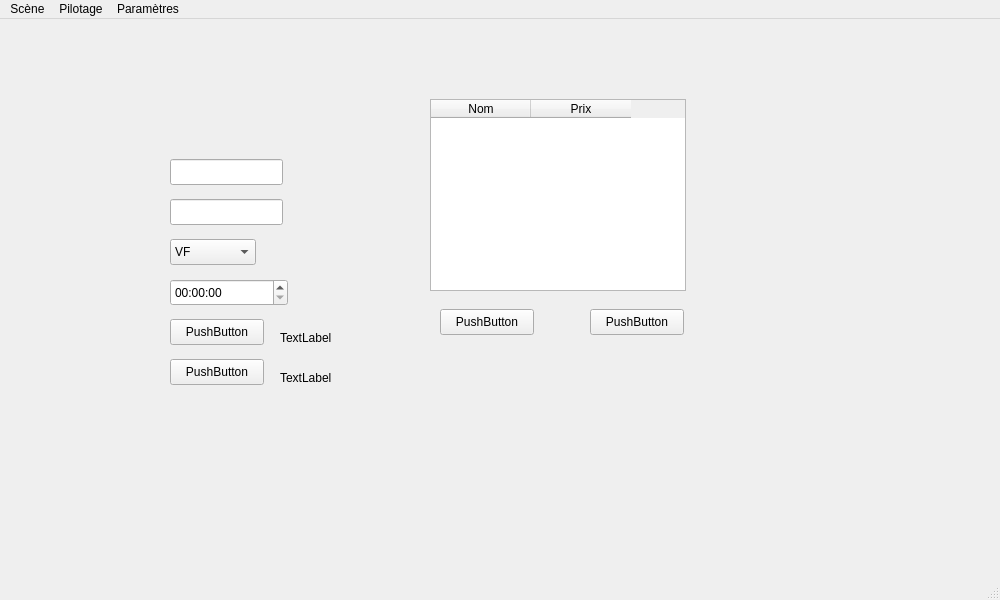
Above: mainwindow.ui from clementgvs/Cineginsa before the change. Below: the same form after it.
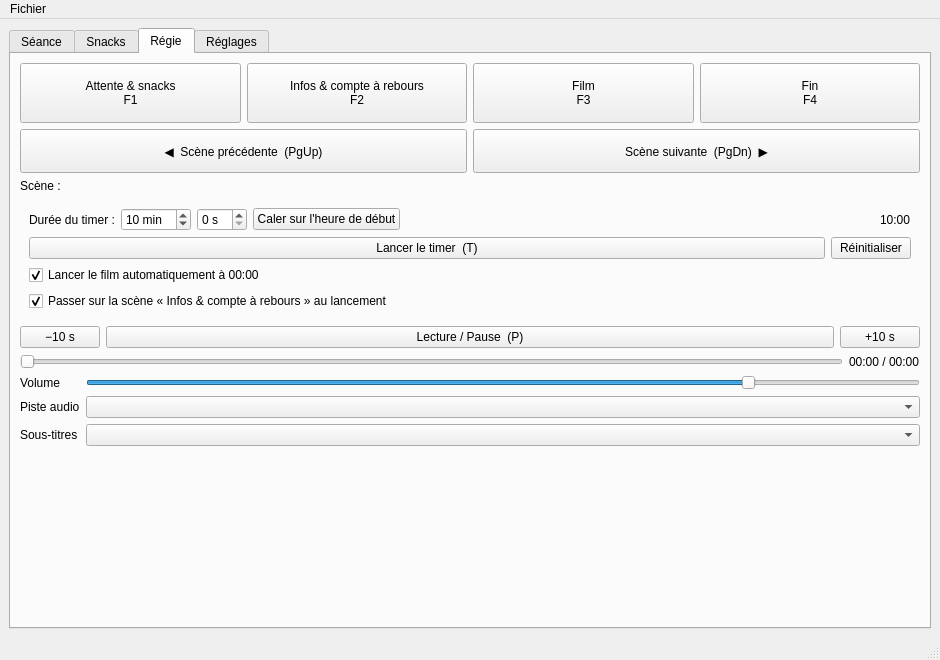
That is the form after the change.

```diff
--- a/mainwindow.ui
+++ b/mainwindow.ui
@@ -6,195 +6,613 @@
    <rect>
     <x>0</x>
     <y>0</y>
-    <width>1000</width>
-    <height>600</height>
+    <width>940</width>
+    <height>660</height>
    </rect>
   </property>
   <property name="windowTitle">
    <string>MainWindow</string>
   </property>
   <widget class="QWidget" name="centralwidget">
-   <widget class="QLineEdit" name="titleEdit">
-    <property name="geometry">
-     <rect>
-      <x>170</x>
-      <y>140</y>
-      <width>113</width>
-      <height>26</height>
-     </rect>
-    </property>
-   </widget>
-   <widget class="QLineEdit" name="durationEdit">
-    <property name="geometry">
-     <rect>
-      <x>170</x>
-      <y>180</y>
-      <width>113</width>
-      <height>26</height>
-     </rect>
-    </property>
-   </widget>
-   <widget class="QComboBox" name="langCombo">
-    <property name="geometry">
-     <rect>
-      <x>170</x>
-      <y>220</y>
-      <width>86</width>
-      <height>26</height>
-     </rect>
-    </property>
+   <layout class="QVBoxLayout" name="layoutPrincipal">
     <item>
-     <property name="text">
-      <string>VF</string>
-     </property>
+     <widget class="QTabWidget" name="onglets">
+      <property name="currentIndex">
+       <number>2</number>
+      </property>
+
+      <!-- ===================== ONGLET SÉANCE ===================== -->
+      <widget class="QWidget" name="tabSeance">
+       <attribute name="title">
+        <string>Séance</string>
+       </attribute>
+       <layout class="QFormLayout" name="formSeance">
+        <item row="0" column="0">
+         <widget class="QLabel" name="lblTitre">
+          <property name="text">
+           <string>Titre</string>
+          </property>
+         </widget>
+        </item>
+        <item row="0" column="1">
+         <widget class="QLineEdit" name="editTitre">
+          <property name="placeholderText">
+           <string>Titre du film</string>
+          </property>
+         </widget>
+        </item>
+        <item row="1" column="0">
+         <widget class="QLabel" name="lblDuree">
+          <property name="text">
+           <string>Durée</string>
+          </property>
+         </widget>
+        </item>
+        <item row="1" column="1">
+         <widget class="QLineEdit" name="editDuree">
+          <property name="placeholderText">
+           <string>ex : 2h 15min</string>
+          </property>
+         </widget>
+        </item>
+        <item row="2" column="0">
+         <widget class="QLabel" name="lblLangue">
+          <property name="text">
+           <string>Langue</string>
+          </property>
+         </widget>
+        </item>
+        <item row="2" column="1">
+         <widget class="QComboBox" name="comboLangue">
+          <item>
+           <property name="text">
+            <string>VF</string>
+           </property>
+          </item>
+          <item>
+           <property name="text">
+            <string>VOST FR</string>
+           </property>
+          </item>
+         </widget>
+        </item>
+        <item row="3" column="0">
+         <widget class="QLabel" name="lblDebut">
+          <property name="text">
+           <string>Heure de début</string>
+          </property>
+         </widget>
+        </item>
+        <item row="3" column="1">
+         <widget class="QTimeEdit" name="timeDebut">
+          <property name="displayFormat">
+           <string>HH:mm</string>
+          </property>
+          <property name="time">
+           <time>
+            <hour>20</hour>
+            <minute>30</minute>
+            <second>0</second>
+           </time>
+          </property>
+         </widget>
+        </item>
+        <item row="4" column="0">
+         <widget class="QLabel" name="lblMessage">
+          <property name="text">
+           <string>Message (scène Infos)</string>
+          </property>
+         </widget>
+        </item>
+        <item row="4" column="1">
+         <widget class="QLineEdit" name="editMessage">
+          <property name="text">
+           <string>Merci d'éteindre vos téléphones</string>
+          </property>
+         </widget>
+        </item>
+        <item row="5" column="0">
+         <widget class="QLabel" name="lblAffiche">
+          <property name="text">
+           <string>Affiche</string>
+          </property>
+         </widget>
+        </item>
+        <item row="5" column="1">
+         <layout class="QHBoxLayout" name="ligneAffiche" stretch="0,1">
+          <item>
+           <widget class="QPushButton" name="btnAffiche">
+            <property name="text">
+             <string>Choisir l'affiche…</string>
+            </property>
+           </widget>
+          </item>
+          <item>
+           <widget class="QLabel" name="labelAffiche">
+            <property name="text">
+             <string>(aucune)</string>
+            </property>
+           </widget>
+          </item>
+         </layout>
+        </item>
+        <item row="6" column="0">
+         <widget class="QLabel" name="lblLogo">
+          <property name="text">
+           <string>Logo (en haut à droite)</string>
+          </property>
+         </widget>
+        </item>
+        <item row="6" column="1">
+         <layout class="QHBoxLayout" name="ligneLogo" stretch="0,1">
+          <item>
+           <widget class="QPushButton" name="btnLogo">
+            <property name="text">
+             <string>Choisir le logo…</string>
+            </property>
+           </widget>
+          </item>
+          <item>
+           <widget class="QLabel" name="labelLogo">
+            <property name="text">
+             <string>(aucun)</string>
+            </property>
+           </widget>
+          </item>
+         </layout>
+        </item>
+        <item row="7" column="0">
+         <widget class="QLabel" name="lblFilm">
+          <property name="text">
+           <string>Film</string>
+          </property>
+         </widget>
+        </item>
+        <item row="7" column="1">
+         <layout class="QHBoxLayout" name="ligneFilm" stretch="0,1">
+          <item>
+           <widget class="QPushButton" name="btnFilm">
+            <property name="text">
+             <string>Choisir le film…</string>
+            </property>
+           </widget>
+          </item>
+          <item>
+           <widget class="QLabel" name="labelFilm">
+            <property name="text">
+             <string>(aucun)</string>
+            </property>
+           </widget>
+          </item>
+         </layout>
+        </item>
+       </layout>
+      </widget>
+
+      <!-- ===================== ONGLET SNACKS ===================== -->
+      <widget class="QWidget" name="tabSnacks">
+       <attribute name="title">
+        <string>Snacks</string>
+       </attribute>
+       <layout class="QVBoxLayout" name="layoutSnacks" stretch="1,0">
+        <item>
+         <widget class="QTableWidget" name="tableSnacks">
+          <property name="selectionBehavior">
+           <enum>QAbstractItemView::SelectRows</enum>
+          </property>
+          <column>
+           <property name="text">
+            <string>Nom</string>
+           </property>
+          </column>
+          <column>
+           <property name="text">
+            <string>Prix</string>
+           </property>
+          </column>
+          <column>
+           <property name="text">
+            <string>Image</string>
+           </property>
+          </column>
+         </widget>
+        </item>
+        <item>
+         <layout class="QHBoxLayout" name="boutonsSnacks">
+          <item>
+           <widget class="QPushButton" name="btnAjout">
+            <property name="text">
+             <string>Ajouter</string>
+            </property>
+           </widget>
+          </item>
+          <item>
+           <widget class="QPushButton" name="btnSuppr">
+            <property name="text">
+             <string>Supprimer</string>
+            </property>
+           </widget>
+          </item>
+          <item>
+           <spacer name="spacerSnacks">
+            <property name="orientation">
+             <enum>Qt::Horizontal</enum>
+            </property>
+            <property name="sizeHint" stdset="0">
+             <size>
+              <width>40</width>
+              <height>20</height>
+             </size>
+            </property>
+           </spacer>
+          </item>
+         </layout>
+        </item>
+       </layout>
+      </widget>
+
+      <!-- ===================== ONGLET RÉGIE ===================== -->
+      <widget class="QWidget" name="tabRegie">
+       <attribute name="title">
+        <string>Régie</string>
+       </attribute>
+       <layout class="QVBoxLayout" name="layoutRegie">
+        <item>
+         <layout class="QGridLayout" name="grilleScenes">
+          <item row="0" column="0">
+           <widget class="QPushButton" name="btnSceneAttente">
+            <property name="minimumSize">
+             <size>
+              <width>0</width>
+              <height>60</height>
+             </size>
+            </property>
+            <property name="text">
+             <string>Attente &amp;&amp; snacks&#10;F1</string>
+            </property>
+            <property name="checkable">
+             <bool>true</bool>
+            </property>
+           </widget>
+          </item>
+          <item row="0" column="1">
+           <widget class="QPushButton" name="btnSceneTimer">
+            <property name="minimumSize">
+             <size>
+              <width>0</width>
+              <height>60</height>
+             </size>
+            </property>
+            <property name="text">
+             <string>Infos &amp;&amp; compte à rebours&#10;F2</string>
+            </property>
+            <property name="checkable">
+             <bool>true</bool>
+            </property>
+           </widget>
+          </item>
+          <item row="0" column="2">
+           <widget class="QPushButton" name="btnSceneFilm">
+            <property name="minimumSize">
+             <size>
+              <width>0</width>
+              <height>60</height>
+             </size>
+            </property>
+            <property name="text">
+             <string>Film&#10;F3</string>
+            </property>
+            <property name="checkable">
+             <bool>true</bool>
+            </property>
+           </widget>
+          </item>
+          <item row="0" column="3">
+           <widget class="QPushButton" name="btnSceneFin">
+            <property name="minimumSize">
+             <size>
+              <width>0</width>
+              <height>60</height>
+             </size>
+            </property>
+            <property name="text">
+             <string>Fin&#10;F4</string>
+            </property>
+            <property name="checkable">
+             <bool>true</bool>
+            </property>
+           </widget>
+          </item>
+         </layout>
+        </item>
+        <item>
+         <layout class="QHBoxLayout" name="navScenes">
+          <item>
+           <widget class="QPushButton" name="btnPrec">
+            <property name="minimumSize">
+             <size>
+              <width>0</width>
+              <height>44</height>
+             </size>
+            </property>
+            <property name="text">
+             <string>◀  Scène précédente  (PgUp)</string>
+            </property>
+           </widget>
+          </item>
+          <item>
+           <widget class="QPushButton" name="btnSuiv">
+            <property name="minimumSize">
+             <size>
+              <width>0</width>
+              <height>44</height>
+             </size>
+            </property>
+            <property name="text">
+             <string>Scène suivante  (PgDn)  ▶</string>
+            </property>
+           </widget>
+          </item>
+         </layout>
+        </item>
+        <item>
+         <widget class="QLabel" name="labelScene">
+          <property name="text">
+           <string>Scène : </string>
+          </property>
+         </widget>
+        </item>
+        <item>
+         <widget class="QFrame" name="boiteTimer">
+          <layout class="QVBoxLayout" name="layoutTimer">
+           <item>
+            <layout class="QHBoxLayout" name="ligneDuree">
+             <item>
+              <widget class="QLabel" name="lblDureeTimer">
+               <property name="text">
+                <string>Durée du timer :</string>
+               </property>
+              </widget>
+             </item>
+             <item>
+              <widget class="QSpinBox" name="spinMin">
+               <property name="suffix">
+                <string> min</string>
+               </property>
+               <property name="maximum">
+                <number>999</number>
+               </property>
+               <property name="value">
+                <number>10</number>
+               </property>
+              </widget>
+             </item>
+             <item>
+              <widget class="QSpinBox" name="spinSec">
+               <property name="suffix">
+                <string> s</string>
+               </property>
+               <property name="maximum">
+                <number>59</number>
+               </property>
+              </widget>
+             </item>
+             <item>
+              <widget class="QPushButton" name="btnCaler">
+               <property name="text">
+                <string>Caler sur l'heure de début</string>
+               </property>
+              </widget>
+             </item>
+             <item>
+              <spacer name="spacerTimer">
+               <property name="orientation">
+                <enum>Qt::Horizontal</enum>
+               </property>
+               <property name="sizeHint" stdset="0">
+                <size>
+                 <width>40</width>
+                 <height>20</height>
+                </size>
+               </property>
+              </spacer>
+             </item>
+             <item>
+              <widget class="QLabel" name="labelTimer">
+               <property name="text">
+                <string>10:00</string>
+               </property>
+              </widget>
+             </item>
+            </layout>
+           </item>
+           <item>
+            <layout class="QHBoxLayout" name="ligneBoutonsTimer" stretch="1,0">
+             <item>
+              <widget class="QPushButton" name="btnTimer">
+               <property name="text">
+                <string>Lancer le timer  (T)</string>
+               </property>
+              </widget>
+             </item>
+             <item>
+              <widget class="QPushButton" name="btnReset">
+               <property name="text">
+                <string>Réinitialiser</string>
+               </property>
+              </widget>
+             </item>
+            </layout>
+           </item>
+           <item>
+            <widget class="QCheckBox" name="checkAutoFilm">
+             <property name="text">
+              <string>Lancer le film automatiquement à 00:00</string>
+             </property>
+             <property name="checked">
+              <bool>true</bool>
+             </property>
+            </widget>
+           </item>
+           <item>
+            <widget class="QCheckBox" name="checkAfficherTimer">
+             <property name="text">
+              <string>Passer sur la scène « Infos &amp;&amp; compte à rebours » au lancement</string>
+             </property>
+             <property name="checked">
+              <bool>true</bool>
+             </property>
+            </widget>
+           </item>
+          </layout>
+         </widget>
+        </item>
+        <item>
+         <layout class="QHBoxLayout" name="ligneLecture" stretch="0,1,0">
+          <item>
+           <widget class="QPushButton" name="btnReculer">
+            <property name="text">
+             <string>−10 s</string>
+            </property>
+           </widget>
+          </item>
+          <item>
+           <widget class="QPushButton" name="btnPlay">
+            <property name="text">
+             <string>Lecture / Pause  (P)</string>
+            </property>
+           </widget>
+          </item>
+          <item>
+           <widget class="QPushButton" name="btnAvancer">
+            <property name="text">
+             <string>+10 s</string>
+            </property>
+           </widget>
+          </item>
+         </layout>
+        </item>
+        <item>
+         <layout class="QHBoxLayout" name="lignePosition" stretch="1,0">
+          <item>
+           <widget class="QSlider" name="sliderPosition">
+            <property name="orientation">
+             <enum>Qt::Horizontal</enum>
+            </property>
+           </widget>
+          </item>
+          <item>
+           <widget class="QLabel" name="labelPosition">
+            <property name="text">
+             <string>00:00 / 00:00</string>
+            </property>
+           </widget>
+          </item>
+         </layout>
+        </item>
+        <item>
+         <layout class="QFormLayout" name="formLecteur">
+          <item row="0" column="0">
+           <widget class="QLabel" name="lblVolume">
+            <property name="text">
+             <string>Volume</string>
+            </property>
+           </widget>
+          </item>
+          <item row="0" column="1">
+           <widget class="QSlider" name="sliderVolume">
+            <property name="maximum">
+             <number>100</number>
+            </property>
+            <property name="value">
+             <number>80</number>
+            </property>
+            <property name="orientation">
+             <enum>Qt::Horizontal</enum>
+            </property>
+           </widget>
+          </item>
+          <item row="1" column="0">
+           <widget class="QLabel" name="lblAudio">
+            <property name="text">
+             <string>Piste audio</string>
+            </property>
+           </widget>
+          </item>
+          <item row="1" column="1">
+           <widget class="QComboBox" name="comboAudio"/>
+          </item>
+          <item row="2" column="0">
+           <widget class="QLabel" name="lblSous">
+            <property name="text">
+             <string>Sous-titres</string>
+            </property>
+           </widget>
+          </item>
+          <item row="2" column="1">
+           <widget class="QComboBox" name="comboSous"/>
+          </item>
+         </layout>
+        </item>
+        <item>
+         <spacer name="spacerRegie">
+          <property name="orientation">
+           <enum>Qt::Vertical</enum>
+          </property>
+          <property name="sizeHint" stdset="0">
+           <size>
+            <width>20</width>
+            <height>40</height>
+           </size>
+          </property>
+         </spacer>
+        </item>
+       </layout>
+      </widget>
+
+      <!-- ===================== ONGLET RÉGLAGES ===================== -->
+      <widget class="QWidget" name="tabReglages">
+       <attribute name="title">
+        <string>Réglages</string>
+       </attribute>
+       <layout class="QFormLayout" name="formReglages">
+        <item row="0" column="0">
+         <widget class="QLabel" name="lblEcran">
+          <property name="text">
+           <string>Écran projecteur</string>
+          </property>
+         </widget>
+        </item>
+        <item row="0" column="1">
+         <widget class="QComboBox" name="comboEcran"/>
+        </item>
+        <item row="1" column="0" colspan="2">
+         <widget class="QCheckBox" name="checkFenetre">
+          <property name="text">
+           <string>Mode fenêtré (test, sans plein écran)  –  F11</string>
+          </property>
+         </widget>
+        </item>
+        <item row="2" column="0" colspan="2">
+         <widget class="QPushButton" name="btnActualiser">
+          <property name="text">
+           <string>Actualiser les écrans</string>
+          </property>
+         </widget>
+        </item>
+       </layout>
+      </widget>
+     </widget>
     </item>
-    <item>
-     <property name="text">
-      <string>VOST-FR</string>
-     </property>
-    </item>
-    <item>
-     <property name="text">
-      <string>VO</string>
-     </property>
-    </item>
-   </widget>
-   <widget class="QTimeEdit" name="timeEdit">
-    <property name="geometry">
-     <rect>
-      <x>170</x>
-      <y>260</y>
-      <width>118</width>
-      <height>27</height>
-     </rect>
-    </property>
-   </widget>
-   <widget class="QPushButton" name="btnAffiche">
-    <property name="geometry">
-     <rect>
-      <x>170</x>
-      <y>300</y>
-      <width>94</width>
-      <height>26</height>
-     </rect>
-    </property>
-    <property name="text">
-     <string>PushButton</string>
-    </property>
-   </widget>
-   <widget class="QLabel" name="labelAffiche">
-    <property name="geometry">
-     <rect>
-      <x>280</x>
-      <y>310</y>
-      <width>66</width>
-      <height>18</height>
-     </rect>
-    </property>
-    <property name="text">
-     <string>TextLabel</string>
-    </property>
-   </widget>
-   <widget class="QLabel" name="labelFilm">
-    <property name="geometry">
-     <rect>
-      <x>280</x>
-      <y>350</y>
-      <width>66</width>
-      <height>18</height>
-     </rect>
-    </property>
-    <property name="text">
-     <string>TextLabel</string>
-    </property>
-   </widget>
-   <widget class="QPushButton" name="btnFilm">
-    <property name="geometry">
-     <rect>
-      <x>170</x>
-      <y>340</y>
-      <width>94</width>
-      <height>26</height>
-     </rect>
-    </property>
-    <property name="text">
-     <string>PushButton</string>
-    </property>
-   </widget>
-   <widget class="QTableWidget" name="tableSnacks">
-    <property name="geometry">
-     <rect>
-      <x>430</x>
-      <y>80</y>
-      <width>256</width>
-      <height>192</height>
-     </rect>
-    </property>
-    <column>
-     <property name="text">
-      <string>Nom</string>
-     </property>
-    </column>
-    <column>
-     <property name="text">
-      <string>Prix</string>
-     </property>
-    </column>
-   </widget>
-   <widget class="QPushButton" name="btnAjoutSnack">
-    <property name="geometry">
-     <rect>
-      <x>440</x>
-      <y>290</y>
-      <width>94</width>
-      <height>26</height>
-     </rect>
-    </property>
-    <property name="text">
-     <string>PushButton</string>
-    </property>
-   </widget>
-   <widget class="QPushButton" name="btnSupprSnack">
-    <property name="geometry">
-     <rect>
-      <x>590</x>
-      <y>290</y>
-      <width>94</width>
-      <height>26</height>
-     </rect>
-    </property>
-    <property name="text">
-     <string>PushButton</string>
-    </property>
-   </widget>
+   </layout>
   </widget>
   <widget class="QMenuBar" name="menubar">
-   <property name="geometry">
-    <rect>
-     <x>0</x>
-     <y>0</y>
-     <width>1000</width>
-     <height>23</height>
-    </rect>
-   </property>
-   <widget class="QMenu" name="menuPilotage">
+   <widget class="QMenu" name="menuFichier">
     <property name="title">
-     <string>Pilotage</string>
+     <string>Fichier</string>
     </property>
    </widget>
-   <widget class="QMenu" name="menuSc_ne">
-    <property name="title">
-     <string>Scène</string>
-    </property>
-   </widget>
-   <widget class="QMenu" name="menuParam_tres">
-    <property name="title">
-     <string>Paramètres</string>
-    </property>
-   </widget>
-   <addaction name="menuSc_ne"/>
-   <addaction name="menuPilotage"/>
-   <addaction name="menuParam_tres"/>
+   <addaction name="menuFichier"/>
   </widget>
   <widget class="QStatusBar" name="statusbar"/>
   <action name="actionSc_ne">
```
Left out of the diff: 29 changed lines with no effect on the pictures.
